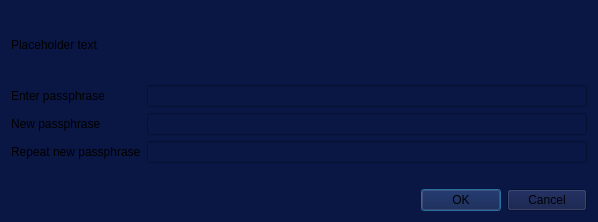
digibyte/digibyte, file src/qt/forms/askpassphrasedialog.ui: the form before one commit.
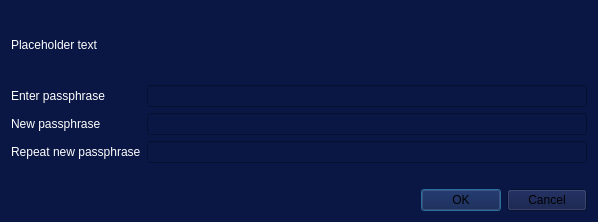
The form after the commit.

What changed in the file:
```diff
--- a/src/qt/forms/askpassphrasedialog.ui
+++ b/src/qt/forms/askpassphrasedialog.ui
@@ -35,7 +35,7 @@
    <item>
     <widget class="QLabel" name="warningLabel">
      <property name="text">
-      <string notr="true">Placeholder text</string>
+      <string notr="true">&lt;html&gt;&lt;head/&gt;&lt;body&gt;&lt;p&gt;&lt;span style=&quot; color:#ffffff;&quot;&gt;Placeholder text&lt;/span&gt;&lt;/p&gt;&lt;/body&gt;&lt;/html&gt;</string>
      </property>
      <property name="textFormat">
       <enum>Qt::RichText</enum>
@@ -56,7 +56,7 @@
      <item row="0" column="0">
       <widget class="QLabel" name="passLabel1">
        <property name="text">
-        <string>Enter passphrase</string>
+        <string>&lt;html&gt;&lt;head/&gt;&lt;body&gt;&lt;p&gt;&lt;span style=&quot; color:#ffffff;&quot;&gt;Enter passphrase&lt;/span&gt;&lt;/p&gt;&lt;/body&gt;&lt;/html&gt;</string>
        </property>
       </widget>
      </item>
@@ -70,7 +70,7 @@
      <item row="1" column="0">
       <widget class="QLabel" name="passLabel2">
        <property name="text">
-        <string>New passphrase</string>
+        <string>&lt;html&gt;&lt;head/&gt;&lt;body&gt;&lt;p&gt;&lt;span style=&quot; color:#ffffff;&quot;&gt;New passphrase&lt;/span&gt;&lt;/p&gt;&lt;/body&gt;&lt;/html&gt;</string>
        </property>
       </widget>
      </item>
@@ -84,7 +84,7 @@
      <item row="2" column="0">
       <widget class="QLabel" name="passLabel3">
        <property name="text">
-        <string>Repeat new passphrase</string>
+        <string>&lt;html&gt;&lt;head/&gt;&lt;body&gt;&lt;p&gt;&lt;span style=&quot; color:#ffffff;&quot;&gt;Repeat new passphrase&lt;/span&gt;&lt;/p&gt;&lt;/body&gt;&lt;/html&gt;</string>
        </property>
       </widget>
      </item>
```
